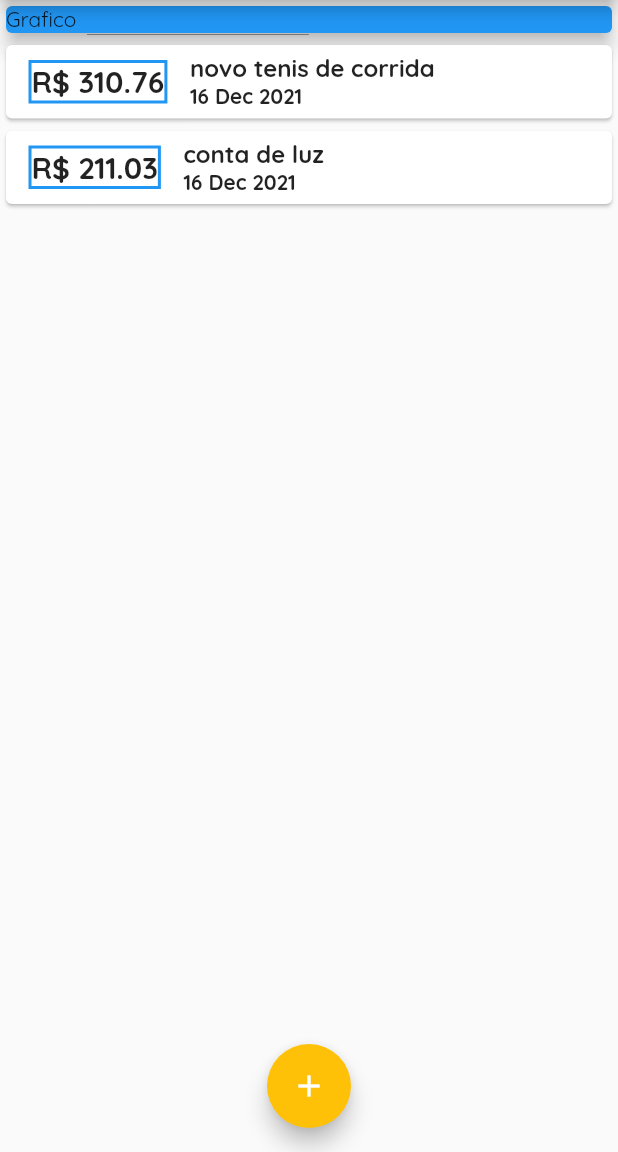
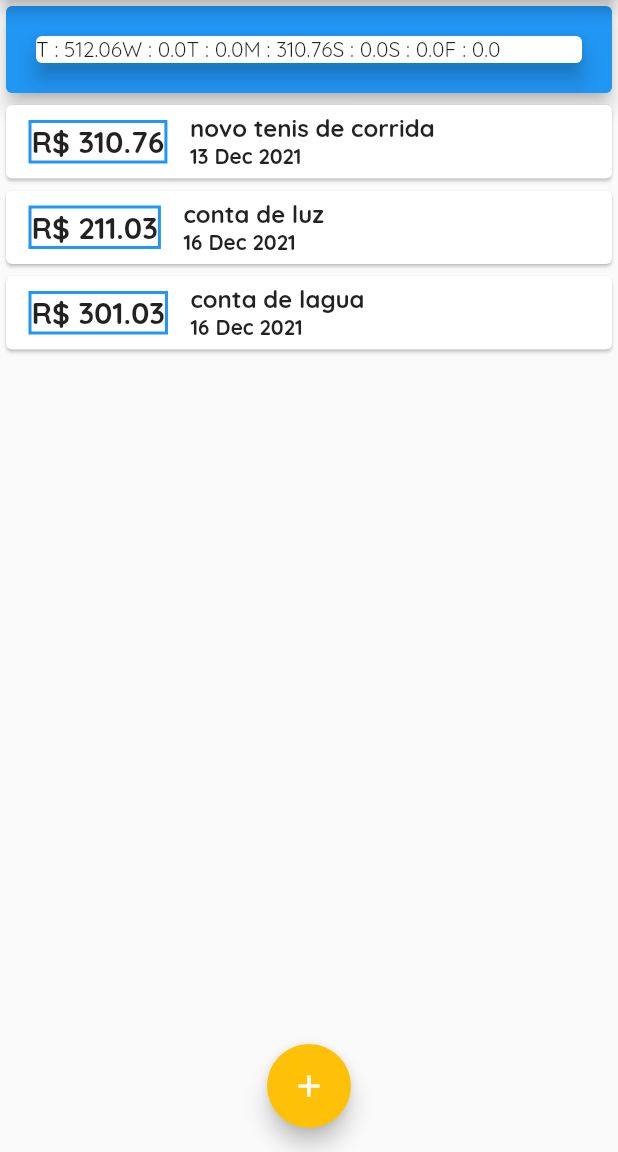
Before and after one commit to PereiraSantos/curso_flutter, a Flutter app: the screen it shows after launch, on a phone screen of 412 x 824 dp, the part 84-1236 px from its top. Run offline on Flutter 3.47's test engine with Material 2 defaults, Android fonts, the phone set to English and light mode, and no system bars.

Commit message:
adicionando indicadores

```diff
--- /dev/null
+++ b/expenses/lib/components/chart.dart
@@ -0,0 +1,51 @@
+import 'package:expenses/models/transaction.dart';
+import 'package:flutter/material.dart';
+import 'package:intl/intl.dart';
+
+class Chart extends StatelessWidget {
+
+  final List<Transaction>? recentTransaction;
+
+  List<Map<String, Object>> get groupedTransactions{
+    return List.generate(7, (index){
+      final weekDay = DateTime.now().subtract(
+        Duration(days: index),
+      );
+
+      double totalSum = 0.0;
+
+      for(var i = 0; i < recentTransaction!.length; i++){
+        bool sameDay = recentTransaction![i].date.day == weekDay.day;
+        bool sameMonth = recentTransaction![i].date.month == weekDay.month;
+        bool sameYear = recentTransaction![i].date.year == weekDay.year;
+
+        if(sameDay && sameMonth && sameYear){
+          totalSum += recentTransaction![i].value;
+        }
+
+      }
+
+      return {
+        'day': DateFormat.E().format(weekDay)[0],
+        'value': totalSum };
+    });
+  }
+  const Chart({Key? key, this.recentTransaction}) : super(key: key);
+
+  @override
+  Widget build(BuildContext context) {
+
+    groupedTransactions;
+
+    return Card(
+      elevation: 6,
+      margin: const EdgeInsets.all(20),
+      child: Row(
+        children: groupedTransactions.map((tr) {
+          return Text('${tr['day']} : ${tr['value']}');
+        }).toList(),
+      ),
+    );
+
+  }
+}
--- /dev/null
+++ b/expenses/lib/components/chart_bar.dart
@@ -0,0 +1,10 @@
+import 'package:flutter/material.dart';
+
+class ChartBar extends StatelessWidget {
+  const ChartBar({Key? key}) : super(key: key);
+
+  @override
+  Widget build(BuildContext context) {
+    return Container();
+  }
+}
--- a/expenses/lib/components/trasnsaction_list.dart
+++ b/expenses/lib/components/trasnsaction_list.dart
@@ -12,7 +12,14 @@ class TransactionList extends StatelessWidget {
   Widget build(BuildContext context) {
     return Container(
       height: 200,
-      child: ListView.builder(
+      child: transactions .isEmpty ? Column(
+        children: [
+          const Text("Nehuma Transação Cadastrada", style: TextStyle(fontSize: 20)),
+          SizedBox(
+              height: 150,
+              child: Image.asset('assets/images/waiting.png', fit: BoxFit.cover)),
+        ],
+      ): ListView.builder(
           itemCount: transactions.length,
           itemBuilder: (ctx, index){
 
--- a/expenses/lib/main.dart
+++ b/expenses/lib/main.dart
@@ -1,5 +1,6 @@
 import 'dart:math';
 
+import 'package:expenses/components/chart.dart';
 import 'package:expenses/components/transaction_form.dart';
 import 'package:expenses/components/trasnsaction_list.dart';
 import 'package:expenses/models/transaction.dart';
@@ -38,9 +39,16 @@ class MyHomePage  extends StatefulWidget {
 class _MyHomePageState extends State<MyHomePage> {
 
   final _transactions = [
-    Transaction(id: "t1", title: "novo tenis de corrida", value: 310.76, date: DateTime.now()),
-    Transaction(id: "t1", title: "conta de luz", value: 211.03, date: DateTime.now())
+    Transaction(id: "t0", title: "novo tenis de corrida", value: 310.76, date: DateTime.now().subtract(const Duration(days: 3))),
+    Transaction(id: "t1", title: "conta de luz", value: 211.03, date: DateTime.now()..subtract(const Duration(days: 4))),
+    Transaction(id: "t2", title: "conta de lagua", value: 301.03, date: DateTime.now()..subtract(const Duration(days: 5)))
   ];
+
+  List<Transaction> get _recentTransaction{
+    return _transactions.where((element) {
+      return element.date.isAfter(DateTime.now().subtract(const Duration(days: 7)));
+    }).toList();
+  }
 
   _addTransaction(String title, double value){
     final newTransaction = Transaction(
@@ -78,12 +86,12 @@ class _MyHomePageState extends State<MyHomePage> {
       child: Column(
         crossAxisAlignment: CrossAxisAlignment.stretch,
         children:  [
-           const SizedBox(
+            SizedBox(
             width: double.infinity,
             child:  Card(
               color: Colors.blue,
               elevation: 5,
-              child: Text("Grafico"),
+              child: Chart(recentTransaction: _recentTransaction),
             ),
           ),
 
--- a/expenses/pubspec.yaml
+++ b/expenses/pubspec.yaml
@@ -59,8 +59,8 @@ flutter:
   uses-material-design: true
 
   # To add assets to your application, add an assets section, like this:
-  # assets:
-  #   - images/a_dot_burr.jpeg
+  assets:
+    - assets/images/waiting.png
   #   - images/a_dot_ham.jpeg
 
   # An image asset can refer to one or more resolution-specific "variants", see
```
Also changed, not shown: expenses/assets/images/waiting.png (added).
